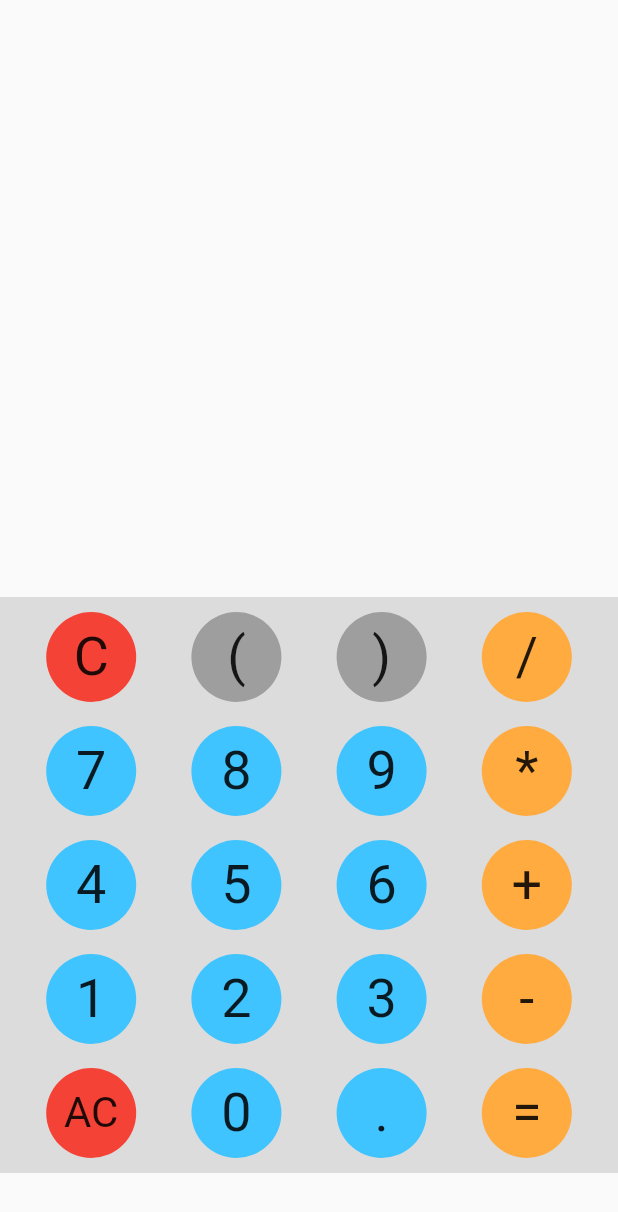
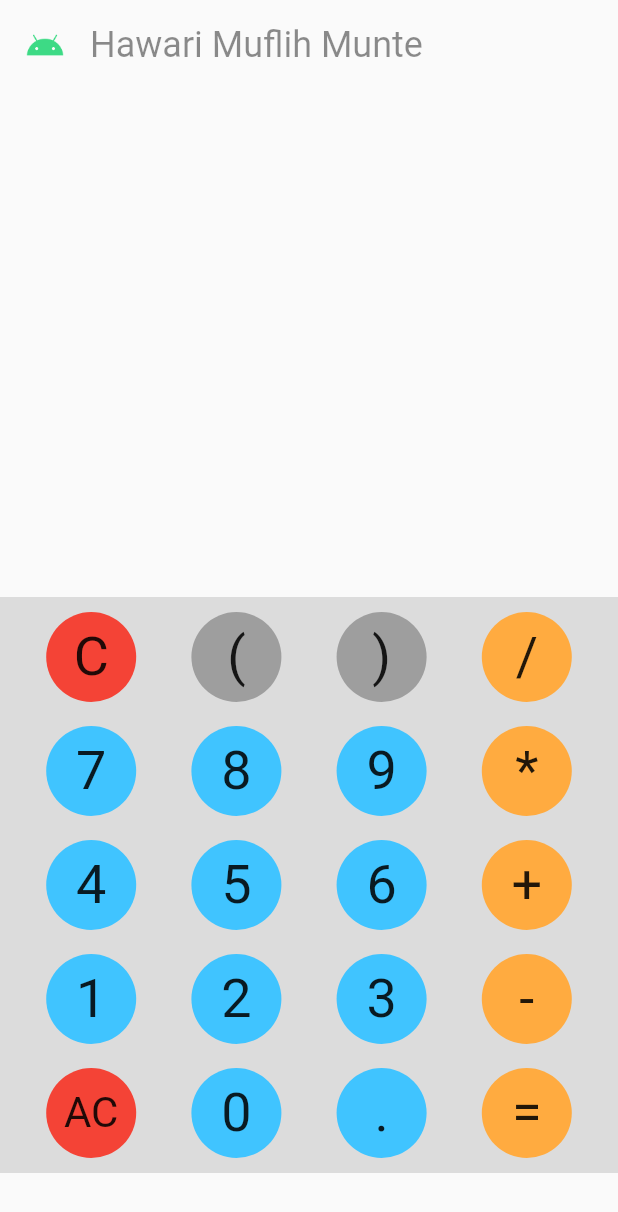
Before and after one commit to hawariMuflihMunte/myMobileProject, a Flutter app: the screen it shows after launch, on a phone screen of 412 x 824 dp. Shown: the top 1212 px of the screen. Run offline on Flutter 3.47's test engine with Material 2 defaults, Android fonts, the phone set to English and light mode, and no system bars.

Commit message:
Feat(UI): add header with android_logo and name

```diff
--- a/lib/src/MyApp.dart
+++ b/lib/src/MyApp.dart
@@ -11,8 +11,30 @@ class MyApp extends StatelessWidget {
         body: SafeArea(
           child: Column(
             children: <Widget>[
+              const Row(
+                children: [
+                  Align(
+                    alignment: Alignment.topLeft,
+                    child: Image(
+                      image: AssetImage('assets/images/android_logo.png'),
+                      width: 60,
+                      height: 60,
+                    ),
+                  ),
+                  Align(
+                    alignment: Alignment.topRight,
+                    child: Text(
+                      'Hawari Muflih Munte',
+                      style: TextStyle(
+                        fontSize: 24,
+                        color: Colors.black45
+                      ),
+                    ),
+                  ),
+                ],
+              ),
               Container(
-                height: 398,
+                height: 338,
               ),
               Container(
                 padding: const EdgeInsets.all(2),
```
